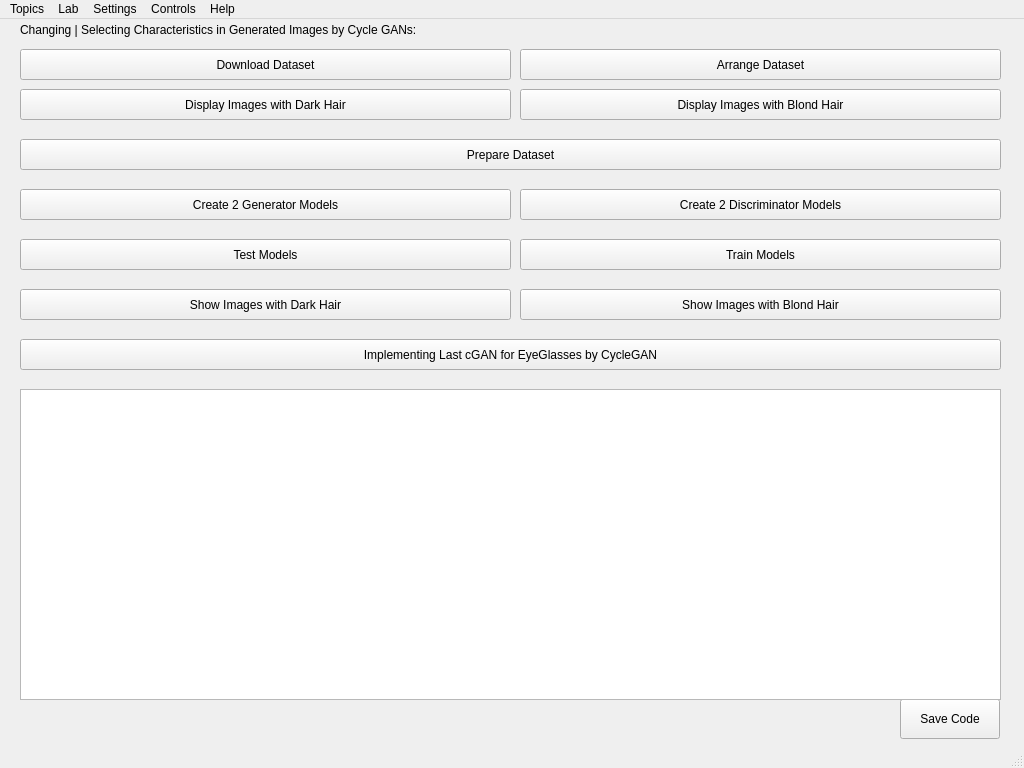
This is ui.ui in mehrdadeahady/CV_with_ML_and_DL_and_GANs as Qt 5 draws it before an edit. The edited form follows.
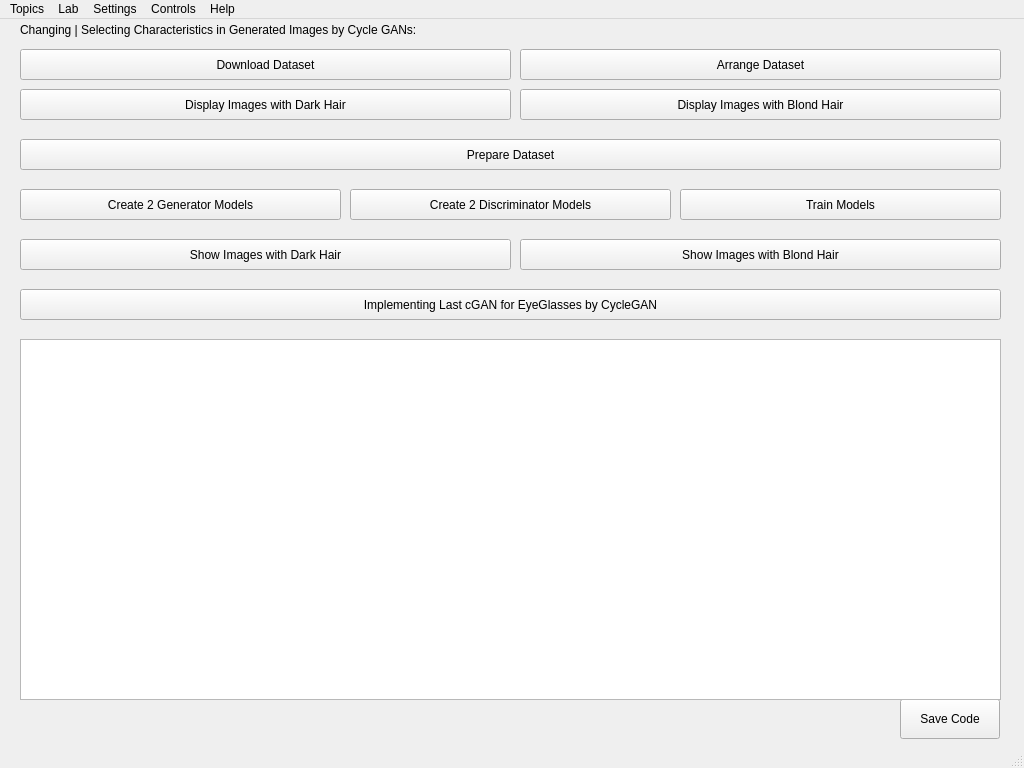
This is the edited form. Icons and pictures are not drawn.

Commit message: Cycle GANs page functionality added.

The edit to the form file:
```diff
--- a/ui.ui
+++ b/ui.ui
@@ -5720,9 +5720,9 @@
      <widget class="QPushButton" name="pushButton_TrainModels_CycleGANs">
       <property name="geometry">
        <rect>
-        <x>510</x>
-        <y>220</y>
-        <width>481</width>
+        <x>670</x>
+        <y>170</y>
+        <width>321</width>
         <height>31</height>
        </rect>
       </property>
@@ -5825,18 +5825,18 @@
       <property name="geometry">
        <rect>
         <x>10</x>
-        <y>370</y>
+        <y>320</y>
         <width>981</width>
-        <height>311</height>
+        <height>361</height>
        </rect>
       </property>
      </widget>
      <widget class="QPushButton" name="pushButton_Create2DiscriminatorModels_CycleGANs">
       <property name="geometry">
        <rect>
-        <x>510</x>
+        <x>340</x>
         <y>170</y>
-        <width>481</width>
+        <width>321</width>
         <height>31</height>
        </rect>
       </property>
@@ -5849,7 +5849,7 @@
        <rect>
         <x>10</x>
         <y>170</y>
-        <width>491</width>
+        <width>321</width>
         <height>31</height>
        </rect>
       </property>
@@ -5857,24 +5857,11 @@
        <string>Create 2 Generator Models</string>
       </property>
      </widget>
-     <widget class="QPushButton" name="pushButton_TestModels_CycleGANs">
-      <property name="geometry">
-       <rect>
-        <x>10</x>
-        <y>220</y>
-        <width>491</width>
-        <height>31</height>
-       </rect>
-      </property>
-      <property name="text">
-       <string>Test Models</string>
-      </property>
-     </widget>
      <widget class="QPushButton" name="pushButton_ShowImagesWithDarkHair_CycleGANs">
       <property name="geometry">
        <rect>
         <x>10</x>
-        <y>270</y>
+        <y>220</y>
         <width>491</width>
         <height>31</height>
        </rect>
@@ -5887,7 +5874,7 @@
       <property name="geometry">
        <rect>
         <x>510</x>
-        <y>270</y>
+        <y>220</y>
         <width>481</width>
         <height>31</height>
        </rect>
@@ -5900,7 +5887,7 @@
       <property name="geometry">
        <rect>
         <x>10</x>
-        <y>320</y>
+        <y>270</y>
         <width>981</width>
         <height>31</height>
        </rect>
```
The commit also changes 4 other files.
